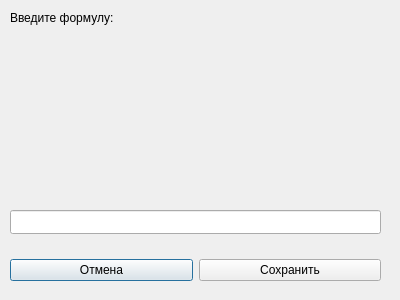
Before: the Qt Designer form formula.ui in Vadikkkkk/A-resolution-technique, drawn with Qt 5.
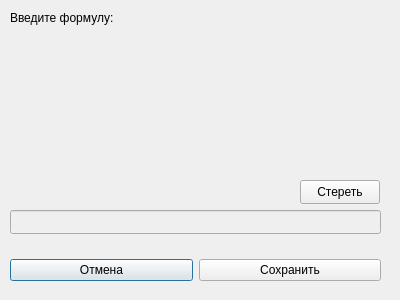
After: the same form once the commit is applied.

```diff
--- a/formula.ui
+++ b/formula.ui
@@ -28,7 +28,7 @@
   </widget>
   <widget class="QLineEdit" name="lineEdit">
    <property name="enabled">
-    <bool>true</bool>
+    <bool>false</bool>
    </property>
    <property name="geometry">
     <rect>
@@ -45,7 +45,7 @@
      <x>10</x>
      <y>30</y>
      <width>371</width>
-     <height>161</height>
+     <height>141</height>
     </rect>
    </property>
    <layout class="QGridLayout" name="gridLayout"/>
@@ -76,6 +76,19 @@
     </item>
    </layout>
   </widget>
+  <widget class="QPushButton" name="backspace">
+   <property name="geometry">
+    <rect>
+     <x>300</x>
+     <y>180</y>
+     <width>80</width>
+     <height>24</height>
+    </rect>
+   </property>
+   <property name="text">
+    <string>Стереть</string>
+   </property>
+  </widget>
  </widget>
  <resources/>
  <connections/>
```
